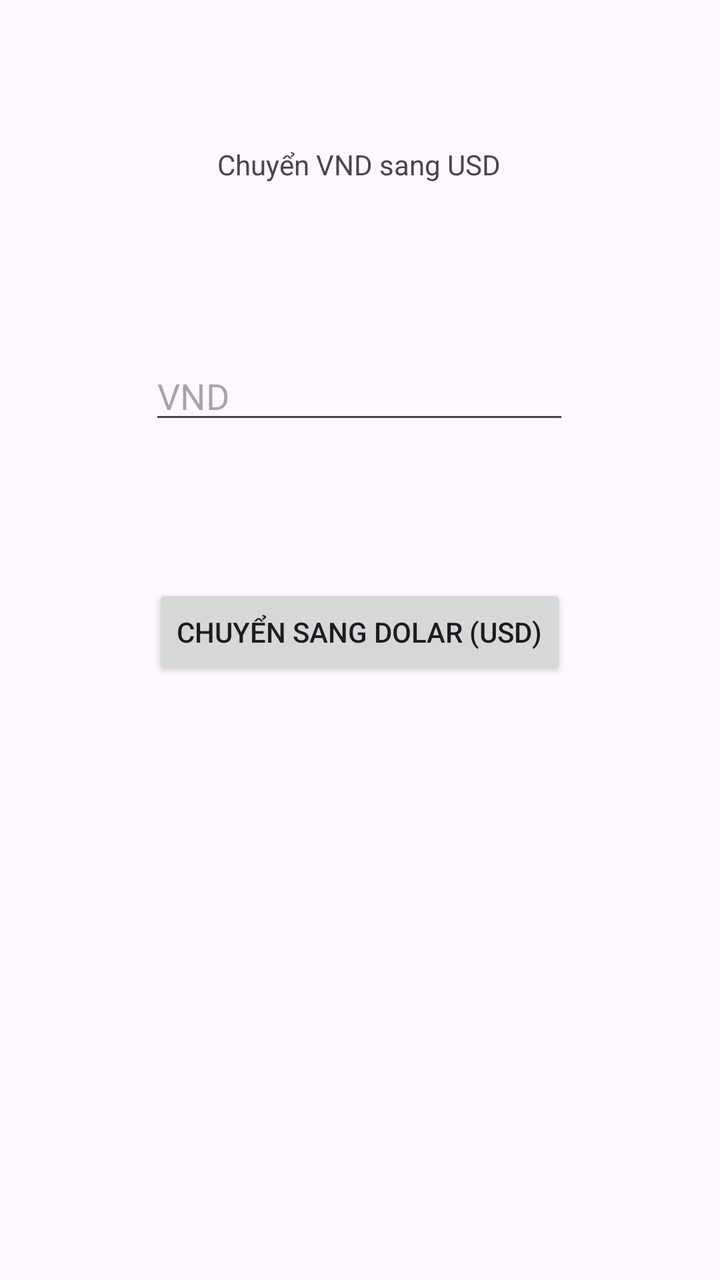
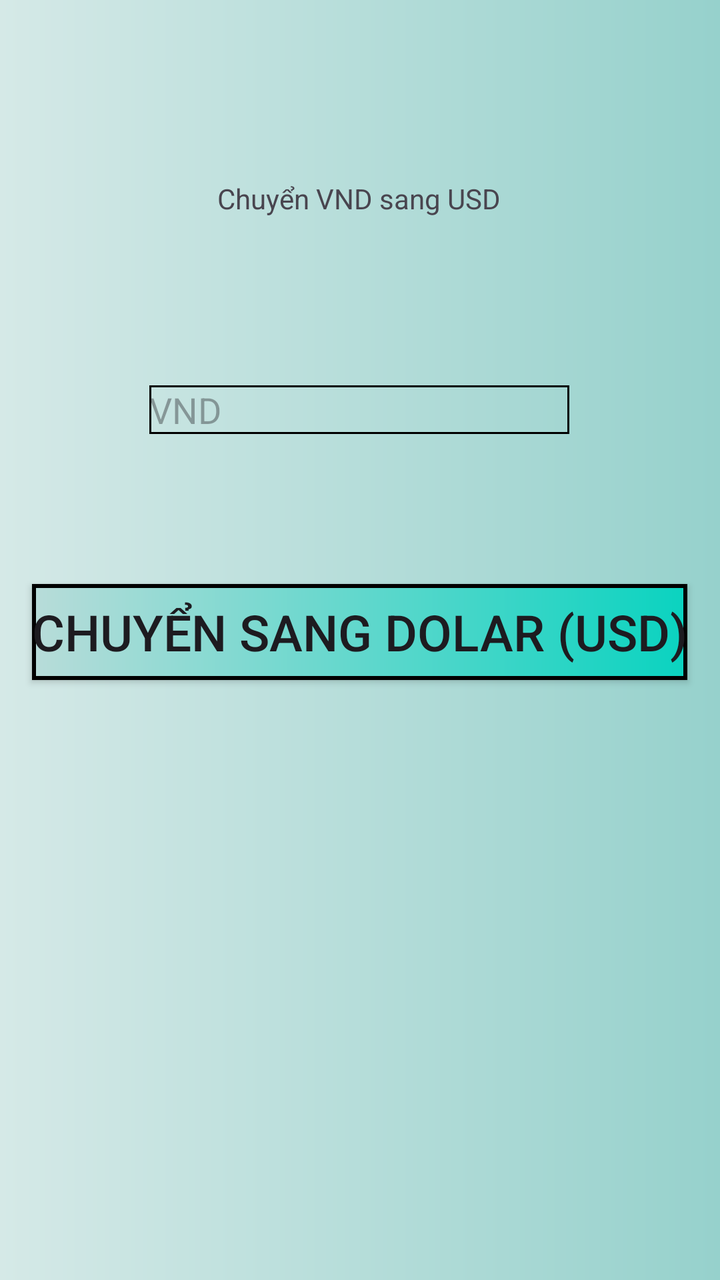

The first picture is an Android layout as it rendered before a commit; the second is the same layout after the commit. The layout source and the unified diff follow.
<!-- AndroidManifest.xml: application theme Theme.PhamThaiBao -->
<!-- res/layout/activity_main.xml -->
<?xml version="1.0" encoding="utf-8"?>
<androidx.constraintlayout.widget.ConstraintLayout xmlns:android="http://schemas.android.com/apk/res/android"
    xmlns:app="http://schemas.android.com/apk/res-auto"
    xmlns:tools="http://schemas.android.com/tools"
    android:id="@+id/main"
    android:layout_width="match_parent"
    android:layout_height="match_parent"
    tools:context=".MainActivity">

    <TextView
        android:id="@+id/textView"
        android:layout_width="wrap_content"
        android:layout_height="wrap_content"
        android:layout_marginBottom="84dp"
        android:text="Chuyển VND sang USD"
        app:layout_constraintBottom_toTopOf="@+id/edtVnd"
        app:layout_constraintEnd_toEndOf="parent"
        app:layout_constraintHorizontal_bias="0.498"
        app:layout_constraintStart_toStartOf="parent"
        app:layout_constraintTop_toTopOf="parent"
        app:layout_constraintVertical_bias="1.0" />

    <EditText
        android:id="@+id/edtVnd"
        android:layout_width="wrap_content"
        android:layout_height="wrap_content"
        android:layout_marginBottom="56dp"
        android:hint="VND"
        android:ems="10"
        android:inputType="text"
        app:layout_constraintBottom_toTopOf="@+id/tvUsd"
        app:layout_constraintEnd_toEndOf="parent"
        app:layout_constraintHorizontal_bias="0.497"
        app:layout_constraintStart_toStartOf="parent" />

    <TextView
        android:id="@+id/tvUsd"
        android:layout_width="wrap_content"
        android:layout_height="wrap_content"
        app:layout_constraintBottom_toTopOf="@+id/btnConcvert1"
        app:layout_constraintEnd_toEndOf="parent"
        app:layout_constraintHorizontal_bias="0.498"
        app:layout_constraintStart_toStartOf="parent" />

    <Button
        android:id="@+id/btnConcvert1"
        android:layout_width="wrap_content"
        android:layout_height="wrap_content"
        android:layout_marginBottom="300dp"
        android:text="Chuyển sang Dolar (USD)"
        app:layout_constraintBottom_toBottomOf="parent"
        app:layout_constraintEnd_toEndOf="parent"
        app:layout_constraintHorizontal_bias="0.498"
        app:layout_constraintStart_toStartOf="parent" />

</androidx.constraintlayout.widget.ConstraintLayout>
<!-- resources referenced by this layout -->
<resources>
  <style name="Theme.PhamThaiBao" parent="Base.Theme.PhamThaiBao" />
  <style name="Base.Theme.PhamThaiBao" parent="Theme.Material3.DayNight.NoActionBar">
          
          
      </style>
</resources>

<!-- the commit's change to res/layout/activity_main.xml (unified diff, before → after) -->
@@ -4,6 +4,7 @@
     xmlns:tools="http://schemas.android.com/tools"
     android:id="@+id/main"
     android:layout_width="match_parent"
+    android:background="@drawable/background"
     android:layout_height="match_parent"
     tools:context=".MainActivity">
 
@@ -26,6 +27,8 @@
         android:layout_height="wrap_content"
         android:layout_marginBottom="56dp"
         android:hint="VND"
+        android:textColor="@color/black"
+        android:background="@drawable/edt_background"
         android:ems="10"
         android:inputType="text"
         app:layout_constraintBottom_toTopOf="@+id/tvUsd"
@@ -39,12 +42,17 @@
         android:layout_height="wrap_content"
         app:layout_constraintBottom_toTopOf="@+id/btnConcvert1"
         app:layout_constraintEnd_toEndOf="parent"
+
         app:layout_constraintHorizontal_bias="0.498"
         app:layout_constraintStart_toStartOf="parent" />
 
     <Button
         android:id="@+id/btnConcvert1"
         android:layout_width="wrap_content"
+        android:background="@drawable/button_background"
+        app:backgroundTint="@null"
+        android:textSize="25dp"
+
         android:layout_height="wrap_content"
         android:layout_marginBottom="300dp"
         android:text="Chuyển sang Dolar (USD)"
<!-- resource entries referenced after the edit -->
@@ -1,5 +1,29 @@
 <!-- resources referenced by this layout -->
 <resources>
+  <color name="black">#FF000000</color>
+  <!-- drawable background (drawable) -->
+  <?xml version="1.0" encoding="utf-8"?>
+  <shape xmlns:android="http://schemas.android.com/apk/res/android"
+      android:shape="rectangle">
+      <gradient android:startColor="#D5E9E7"
+          android:endColor="#96D1CC"/>
+  </shape>
+  <!-- drawable button_background (drawable) -->
+  <?xml version="1.0" encoding="utf-8"?>
+  <shape xmlns:android="http://schemas.android.com/apk/res/android"
+      android:shape="rectangle">
+      <gradient android:startColor="#B8DCD9"
+          android:endColor="#0AD3C0"/>
+      <stroke android:color="@color/black" android:width="2dp"/>
+  
+  </shape>
+  <!-- drawable edt_background (drawable) -->
+  <?xml version="1.0" encoding="utf-8"?>
+  <shape xmlns:android="http://schemas.android.com/apk/res/android" android:shape="rectangle">
+      <stroke android:color="@color/black"
+          android:width="1dp"/>
+  
+  </shape>
   <style name="Theme.PhamThaiBao" parent="Base.Theme.PhamThaiBao" />
   <style name="Base.Theme.PhamThaiBao" parent="Theme.Material3.DayNight.NoActionBar">
           
